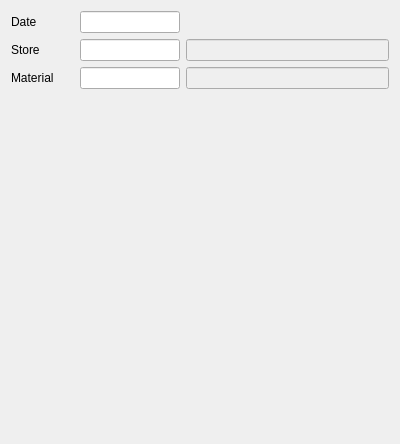
Before: the Qt Designer form Reports/cr5materialinstorefilter.ui in End1-1/Cafe5, drawn with Qt 5.
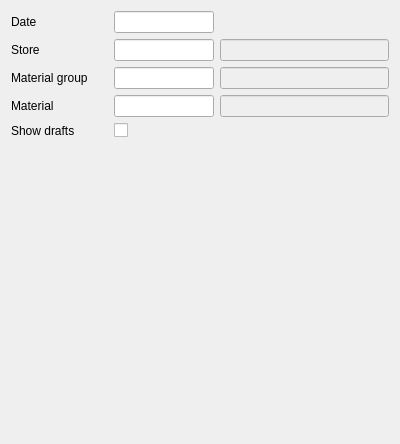
After: the same form once the commit is applied. Custom widgets are drawn as their Qt base class.

Diff of the .ui file:
```diff
--- a/Reports/cr5materialinstorefilter.ui
+++ b/Reports/cr5materialinstorefilter.ui
@@ -21,29 +21,10 @@
      </property>
     </widget>
    </item>
-   <item row="0" column="2">
-    <widget class="C5DateEdit" name="deDate">
-     <property name="minimumSize">
-      <size>
-       <width>100</width>
-       <height>0</height>
-      </size>
-     </property>
-     <property name="maximumSize">
-      <size>
-       <width>100</width>
-       <height>16777215</height>
-      </size>
-     </property>
-     <property name="FilterName" stdset="0">
-      <string>date</string>
-     </property>
-    </widget>
-   </item>
-   <item row="1" column="0">
-    <widget class="QLabel" name="label_2">
+   <item row="2" column="0">
+    <widget class="QLabel" name="label_4">
      <property name="text">
-      <string>Store</string>
+      <string>Material group</string>
      </property>
     </widget>
    </item>
@@ -66,33 +47,7 @@
      </property>
     </widget>
    </item>
-   <item row="2" column="0">
-    <widget class="QLabel" name="label_3">
-     <property name="text">
-      <string>Material</string>
-     </property>
-    </widget>
-   </item>
-   <item row="2" column="2">
-    <widget class="C5LineEditWithSelector" name="leMaterial">
-     <property name="minimumSize">
-      <size>
-       <width>100</width>
-       <height>0</height>
-      </size>
-     </property>
-     <property name="maximumSize">
-      <size>
-       <width>100</width>
-       <height>16777215</height>
-      </size>
-     </property>
-     <property name="FilterName" stdset="0">
-      <string>material</string>
-     </property>
-    </widget>
-   </item>
-   <item row="3" column="1">
+   <item row="5" column="1">
     <spacer name="verticalSpacer">
      <property name="orientation">
       <enum>Qt::Vertical</enum>
@@ -105,6 +60,49 @@
      </property>
     </spacer>
    </item>
+   <item row="3" column="0">
+    <widget class="QLabel" name="label_3">
+     <property name="text">
+      <string>Material</string>
+     </property>
+    </widget>
+   </item>
+   <item row="0" column="2">
+    <widget class="C5DateEdit" name="deDate">
+     <property name="minimumSize">
+      <size>
+       <width>100</width>
+       <height>0</height>
+      </size>
+     </property>
+     <property name="maximumSize">
+      <size>
+       <width>100</width>
+       <height>16777215</height>
+      </size>
+     </property>
+     <property name="FilterName" stdset="0">
+      <string>date</string>
+     </property>
+    </widget>
+   </item>
+   <item row="3" column="3">
+    <widget class="C5LineEdit" name="leMaterialName">
+     <property name="enabled">
+      <bool>false</bool>
+     </property>
+     <property name="focusPolicy">
+      <enum>Qt::NoFocus</enum>
+     </property>
+    </widget>
+   </item>
+   <item row="1" column="0">
+    <widget class="QLabel" name="label_2">
+     <property name="text">
+      <string>Store</string>
+     </property>
+    </widget>
+   </item>
    <item row="1" column="3">
     <widget class="C5LineEdit" name="leStoreName">
      <property name="enabled">
@@ -115,8 +113,46 @@
      </property>
     </widget>
    </item>
+   <item row="2" column="2">
+    <widget class="C5LineEditWithSelector" name="leGroup">
+     <property name="minimumSize">
+      <size>
+       <width>100</width>
+       <height>0</height>
+      </size>
+     </property>
+     <property name="maximumSize">
+      <size>
+       <width>100</width>
+       <height>16777215</height>
+      </size>
+     </property>
+     <property name="FilterName" stdset="0">
+      <string>group</string>
+     </property>
+    </widget>
+   </item>
+   <item row="3" column="2">
+    <widget class="C5LineEditWithSelector" name="leMaterial">
+     <property name="minimumSize">
+      <size>
+       <width>100</width>
+       <height>0</height>
+      </size>
+     </property>
+     <property name="maximumSize">
+      <size>
+       <width>100</width>
+       <height>16777215</height>
+      </size>
+     </property>
+     <property name="FilterName" stdset="0">
+      <string>material</string>
+     </property>
+    </widget>
+   </item>
    <item row="2" column="3">
-    <widget class="C5LineEdit" name="leMaterialName">
+    <widget class="C5LineEdit" name="leGroupname">
      <property name="enabled">
       <bool>false</bool>
      </property>
@@ -125,6 +161,23 @@
      </property>
     </widget>
    </item>
+   <item row="4" column="0">
+    <widget class="QLabel" name="label_5">
+     <property name="text">
+      <string>Show drafts</string>
+     </property>
+    </widget>
+   </item>
+   <item row="4" column="2">
+    <widget class="C5CheckBox" name="chShowDrafts">
+     <property name="text">
+      <string/>
+     </property>
+     <property name="FilterName" stdset="0">
+      <string>showdrafts</string>
+     </property>
+    </widget>
+   </item>
   </layout>
  </widget>
  <customwidgets>
@@ -143,6 +196,11 @@
    <extends>QLineEdit</extends>
    <header location="global">c5dateedit.h</header>
   </customwidget>
+  <customwidget>
+   <class>C5CheckBox</class>
+   <extends>QCheckBox</extends>
+   <header location="global">c5checkbox.h</header>
+  </customwidget>
  </customwidgets>
  <resources/>
  <connections/>
```
Left out of the diff: 7 changed lines with no effect on the pictures.
